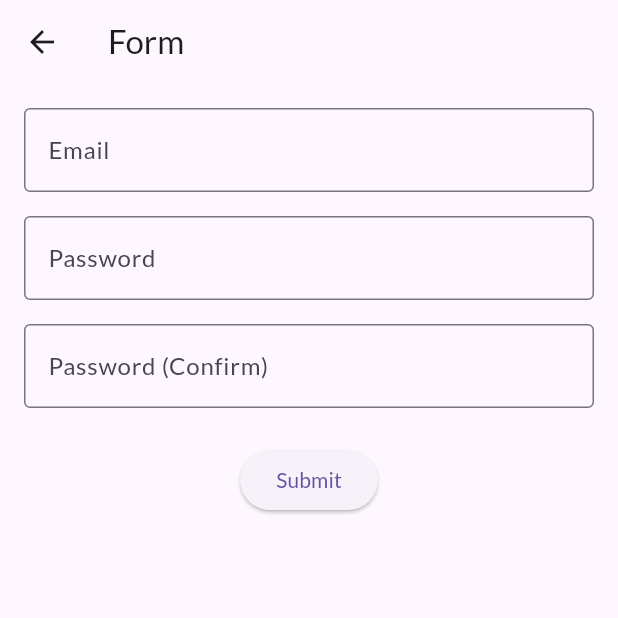
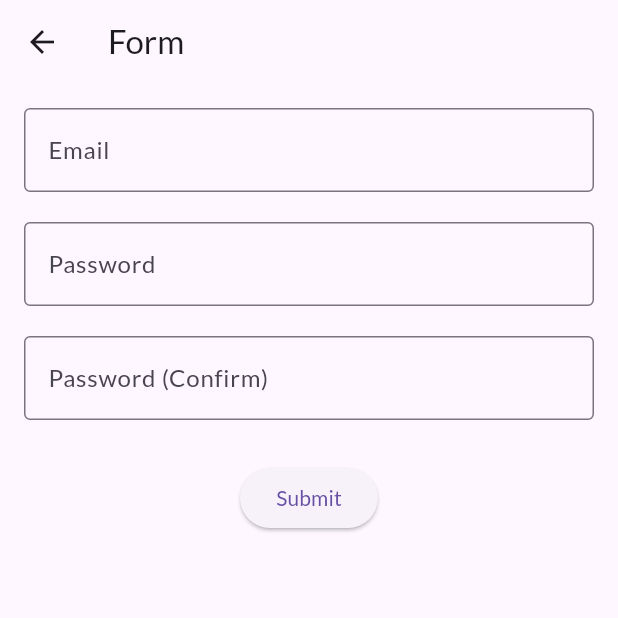
Before and after one commit to Koichi5/sample-flutter, a Flutter app: the FormWidget screen opened directly, on a phone screen of 412 x 824 dp, the top half of it. Run offline on Flutter 3.47's test engine with Material 3 defaults, Android fonts, the phone set to English and light mode, and no system bars; our stand-ins replace flutter_hooks, flutter_riverpod, gap, go_router, hooks_riverpod, photo_view and 3 more; missing offline and left inert: async_queue, dart:html, dataclass, freezed, image_picker_web; accounts and stored records are empty; generated files the repository leaves out were written again.

Commit message:
fix: second commit

```diff
--- a/lib/golden_test/form_widget.dart
+++ b/lib/golden_test/form_widget.dart
@@ -21,7 +21,7 @@ class FormWidget extends StatelessWidget {
                 ),
                 keyboardType: TextInputType.emailAddress,
               ),
-              const SizedBox(height: 16),
+              const SizedBox(height: 20),
               TextFormField(
                 decoration: const InputDecoration(
                   labelText: 'Password',
@@ -29,7 +29,7 @@ class FormWidget extends StatelessWidget {
                 ),
                 keyboardType: TextInputType.visiblePassword,
               ),
-              const SizedBox(height: 16),
+              const SizedBox(height: 20),
               TextFormField(
                 decoration: const InputDecoration(
                   labelText: 'Password (Confirm)',
@@ -37,7 +37,7 @@ class FormWidget extends StatelessWidget {
                 ),
                 keyboardType: TextInputType.visiblePassword,
               ),
-              const SizedBox(height: 24),
+              const SizedBox(height: 28),
               ElevatedButton(
                 onPressed: () {},
                 child: const Text('Submit'),
--- a/lib/golden_test/simple_widget.dart
+++ b/lib/golden_test/simple_widget.dart
@@ -17,7 +17,7 @@ class SimpleWidget extends StatelessWidget {
             SizedBox(height: 20),
             Text(
               'Sample Text 2',
-              style: TextStyle(fontSize: 30),
+              style: TextStyle(fontSize: 32),
             ),
             SizedBox(height: 20),
             Text(
```
Also changed, not shown: 8 other files.
